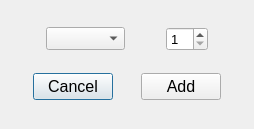
The window that UI/productsdialog.ui (Mohsenhatami000/GameNet-Manager) describes before a commit, drawn with Qt 5.
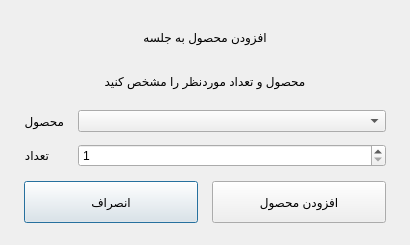
The same window after the commit.

The edit to the form file:
```diff
--- a/UI/productsdialog.ui
+++ b/UI/productsdialog.ui
@@ -2,152 +2,12 @@
 <ui version="4.0">
  <class>ProductsDialog</class>
  <widget class="QDialog" name="ProductsDialog">
-  <property name="geometry">
-   <rect>
-    <x>0</x>
-    <y>0</y>
-    <width>254</width>
-    <height>129</height>
-   </rect>
-  </property>
-  <property name="windowTitle">
-   <string>Dialog</string>
-  </property>
-  <property name="modal">
-   <bool>true</bool>
-  </property>
-  <layout class="QVBoxLayout" name="verticalLayout">
-   <item>
-    <layout class="QHBoxLayout" name="horizontalLayout_2">
-     <item>
-      <spacer name="horizontalSpacer_2">
-       <property name="orientation">
-        <enum>Qt::Orientation::Horizontal</enum>
-       </property>
-       <property name="sizeHint" stdset="0">
-        <size>
-         <width>40</width>
-         <height>20</height>
-        </size>
-       </property>
-      </spacer>
-     </item>
-     <item>
-      <widget class="QComboBox" name="comboBox_items">
-       <property name="font">
-        <font>
-         <pointsize>10</pointsize>
-        </font>
-       </property>
-      </widget>
-     </item>
-     <item>
-      <spacer name="horizontalSpacer">
-       <property name="orientation">
-        <enum>Qt::Orientation::Horizontal</enum>
-       </property>
-       <property name="sizeHint" stdset="0">
-        <size>
-         <width>40</width>
-         <height>20</height>
-        </size>
-       </property>
-      </spacer>
-     </item>
-     <item>
-      <widget class="QSpinBox" name="spinBox_quantity">
-       <property name="font">
-        <font>
-         <pointsize>10</pointsize>
-        </font>
-       </property>
-       <property name="minimum">
-        <number>1</number>
-       </property>
-      </widget>
-     </item>
-     <item>
-      <spacer name="horizontalSpacer_3">
-       <property name="orientation">
-        <enum>Qt::Orientation::Horizontal</enum>
-       </property>
-       <property name="sizeHint" stdset="0">
-        <size>
-         <width>40</width>
-         <height>20</height>
-        </size>
-       </property>
-      </spacer>
-     </item>
-    </layout>
-   </item>
-   <item>
-    <layout class="QHBoxLayout" name="horizontalLayout">
-     <item>
-      <spacer name="horizontalSpacer_5">
-       <property name="orientation">
-        <enum>Qt::Orientation::Horizontal</enum>
-       </property>
-       <property name="sizeHint" stdset="0">
-        <size>
-         <width>40</width>
-         <height>20</height>
-        </size>
-       </property>
-      </spacer>
-     </item>
-     <item>
-      <widget class="QPushButton" name="pushButton_cancel">
-       <property name="font">
-        <font>
-         <pointsize>12</pointsize>
-        </font>
-       </property>
-       <property name="text">
-        <string>Cancel</string>
-       </property>
-      </widget>
-     </item>
-     <item>
-      <spacer name="horizontalSpacer_4">
-       <property name="orientation">
-        <enum>Qt::Orientation::Horizontal</enum>
-       </property>
-       <property name="sizeHint" stdset="0">
-        <size>
-         <width>40</width>
-         <height>20</height>
-        </size>
-       </property>
-      </spacer>
-     </item>
-     <item>
-      <widget class="QPushButton" name="pushButton_add">
-       <property name="font">
-        <font>
-         <pointsize>12</pointsize>
-        </font>
-       </property>
-       <property name="text">
-        <string>Add</string>
-       </property>
-      </widget>
-     </item>
-     <item>
-      <spacer name="horizontalSpacer_6">
-       <property name="orientation">
-        <enum>Qt::Orientation::Horizontal</enum>
-       </property>
-       <property name="sizeHint" stdset="0">
-        <size>
-         <width>40</width>
-         <height>20</height>
-        </size>
-       </property>
-      </spacer>
-     </item>
-    </layout>
-   </item>
+  <property name="geometry"><rect><x>0</x><y>0</y><width>410</width><height>245</height></rect></property><property name="minimumSize"><size><width>380</width><height>225</height></size></property><property name="windowTitle"><string>افزودن محصول</string></property><property name="modal"><bool>true</bool></property>
+  <layout class="QVBoxLayout" name="verticalLayout"><property name="leftMargin"><number>24</number></property><property name="topMargin"><number>22</number></property><property name="rightMargin"><number>24</number></property><property name="bottomMargin"><number>22</number></property><property name="spacing"><number>14</number></property>
+   <item><widget class="QLabel" name="productTitle"><property name="text"><string>افزودن محصول به جلسه</string></property><property name="alignment"><set>Qt::AlignmentFlag::AlignCenter</set></property></widget></item>
+   <item><widget class="QLabel" name="productSubtitle"><property name="text"><string>محصول و تعداد موردنظر را مشخص کنید</string></property><property name="alignment"><set>Qt::AlignmentFlag::AlignCenter</set></property></widget></item>
+   <item><layout class="QFormLayout" name="productForm"><property name="horizontalSpacing"><number>14</number></property><property name="verticalSpacing"><number>12</number></property><item row="0" column="0"><widget class="QLabel" name="productLabel"><property name="text"><string>محصول</string></property></widget></item><item row="0" column="1"><widget class="QComboBox" name="comboBox_items"/></item><item row="1" column="0"><widget class="QLabel" name="quantityLabel"><property name="text"><string>تعداد</string></property></widget></item><item row="1" column="1"><widget class="QSpinBox" name="spinBox_quantity"><property name="minimum"><number>1</number></property></widget></item></layout></item>
+   <item><layout class="QHBoxLayout" name="productActions"><item><widget class="QPushButton" name="pushButton_cancel"><property name="minimumSize"><size><width>0</width><height>42</height></size></property><property name="text"><string>انصراف</string></property></widget></item><item><widget class="QPushButton" name="pushButton_add"><property name="minimumSize"><size><width>0</width><height>42</height></size></property><property name="text"><string>افزودن محصول</string></property></widget></item></layout></item>
   </layout>
  </widget>
  <resources/>
```
Left out of the diff: 4 changed lines with no effect on the pictures.
